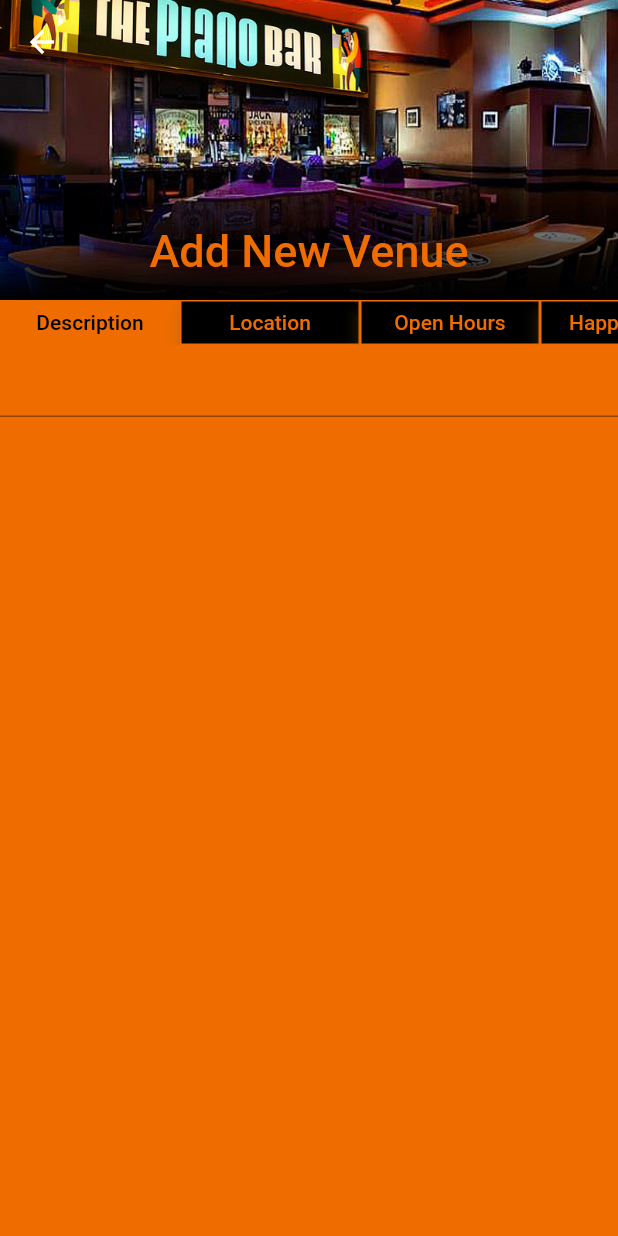
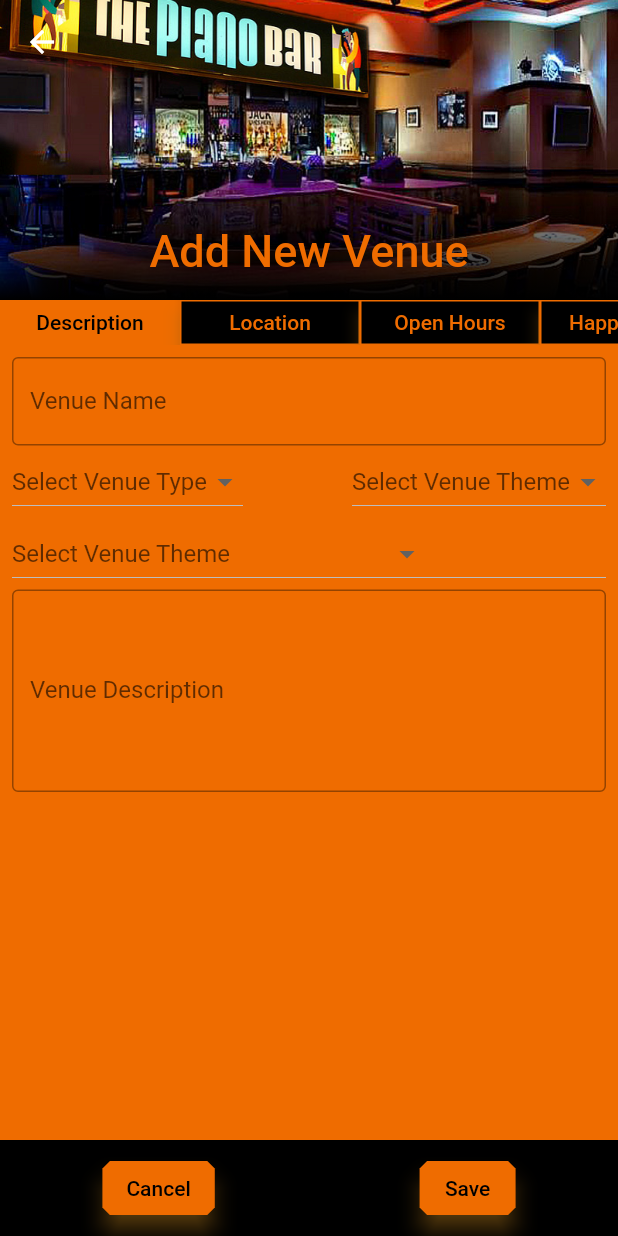
Before and after one commit to Tezza27/Bzoozle-MVP, a Flutter app: the NewVenueScreen screen opened by its route, on a phone screen of 412 x 824 dp. Run offline on Flutter 3.47's test engine with Material 2 defaults, Android fonts, the phone set to English and light mode, and no system bars; our stand-ins replace cloud_firestore, firebase_core, sliver_tools; accounts and stored records are empty.

Commit message:
New venue description fields added not active

```diff
--- /dev/null
+++ b/lib/Lists/hostBuildings.dart
@@ -0,0 +1,91 @@
+List<String> hostBuildingList = [
+  "N/A",
+  "Area15 Complex",
+  "Aria Casino",
+  "AZ Charlie's Boulder Casino",
+  "AZ Charlie's Decatur Casino",
+  "Bally's Casino",
+  "Bellagio Casino",
+  "Binion's Casino",
+  "Boulder Station Casino",
+  "Boulevard Mall",
+  "Caesars Palace Casino",
+  "California Casino",
+  "Casino Royale Casino",
+  "Circa Casino",
+  "Circus Circus Casino",
+  "Cosmopolitan Casino",
+  "Crystals mall",
+  "The Cromwell Casino",
+  "The D Casino",
+  "The District Mall",
+  "Downtown Container Park Complex",
+  "Downtown Grand Casino",
+  "Downtown Summerlin Mall",
+  "Eastside Cannery Casino",
+  "El Cortez Casino",
+  "Ellis Island Casino",
+  "Encore Casino",
+  "Excalibur Casino",
+  "Fashion Show Mall",
+  "Flamingo Casino",
+  "Forum Shops at Caesars",
+  "Four Queens Casino",
+  "Fremont Casino",
+  "Galleria Mall",
+  "Gold Coast Casino",
+  "Golden Gate Casino",
+  "Golden Nugget Casino",
+  "Grand Canal Shoppes Mall",
+  "Grand Canyon Parkway Mall",
+  "Green Valley Ranch Casino",
+  "Harrah's Casino",
+  "Harmon Corner Mall",
+  "Linq Casino",
+  "Longhorn Casino",
+  "Luxor Casino",
+  "Main Street Station Casino",
+  "M Resort Casino",
+  "Mandalay Bay Casino",
+  "Meadows Mall",
+  "MGM Grand Casino",
+  "Miracle Mile Mall",
+  "Mirage Casino",
+  "Neonopolis Complex",
+  "New York NY Casino",
+  "Orleans Casino",
+  "OYO Casino",
+  "Palace Station Casino",
+  "Palazzo Casino",
+  "Premium Outlets North Mall",
+  "Premium Outlets South Mall",
+  "The Palms Casino",
+  "Paris Casino",
+  "Park MGM Casino",
+  "Planet Hollywood Casino",
+  "Plaza Casino",
+  "Rampart Casino",
+  "Red Rock Casino",
+  "Resorts World Casino",
+  "Rio Casino",
+  "Sahara Casino",
+  "Sam's Town Casino",
+  "Santa Fe Station Casino",
+  "Shoppes at Palazzo mall",
+  "Showcase Mall",
+  "Silver Sevens Casino",
+  "Silverton Casino",
+  "Slots-a-Fun Casino",
+  "South Point Casino",
+  "Strat Casino",
+  "Suncoast Casino",
+  "Tivoli Village",
+  "Town Square Mall",
+  "Treasure Island Casino",
+  "Tropicana Casino",
+  "Tuscany Casino",
+  "Venetian Casino",
+  "Virgin Casino",
+  "Westgate Casino",
+  "Wynn Casino",
+];
--- /dev/null
+++ b/lib/Lists/venueTypeLists.dart
@@ -0,0 +1,37 @@
+List<String> venueTypeList = [
+  "Pub",
+  "Bar",
+  "Lounge",
+  "Club",
+  "Takeaway Bar",
+  "Other",
+];
+
+List<String> venueThemeList = [
+  "American",
+  "Bistro",
+  "British",
+  "Casino",
+  "Casual",
+  "Cigar",
+  "Cocktail",
+  "Country",
+  "Craft Beer",
+  "Disco",
+  "Dive",
+  "Irish",
+  "Latino",
+  "Live Music",
+  "LGBTQ+",
+  "Karaoke"
+      "Piano",
+  "Pool",
+  "Reggae",
+  "Retro",
+  "RnB",
+  "Rock",
+  "Sports",
+  "Tiki",
+  "Wine",
+  "Other",
+];
--- a/lib/Lists/venue_list.dart
+++ b/lib/Lists/venue_list.dart
@@ -2,58 +2,48 @@ import 'package:bzoozle/Models/venue.dart';
 
 List<Venue> venueList = [
   Venue(
-      venueId: "000001",
       venueName: "The Piano Bar",
       venueHostBuilding: "Harrah's",
       venueDescription:
           "Lively entertainment venue featuring a nightly duelling pianos show"),
   Venue(
-      venueId: "000002",
       venueName: "The Commonwealth",
       venueHostBuilding: "",
       venueDescription: "Classy cocktail bar with an open air rooftop bar"),
   Venue(
-      venueId: "000003",
       venueName: "Dick's Last Resort",
       venueHostBuilding: "Excalibur",
       venueDescription:
           "Bawdy fun pub where your food and drinks come with a free side order of insults and humilation."),
   Venue(
-      venueId: "000004",
       venueName: "The Front Yard",
       venueHostBuilding: "Ellis Island",
       venueDescription:
           "A two-story indoor/outdoor venue with a casual brewpub atmosphere"),
   Venue(
-      venueId: "000005",
       venueName: "Capo's",
       venueHostBuilding: "",
       venueDescription:
           "Capo's plays up its mafia theme from the moment you walk through the door. \"Whaddya want?\" says a voice behind a small window"),
   Venue(
-      venueId: "000006",
       venueName: "The Golden Tiki",
       venueHostBuilding: "",
       venueDescription:
           "This modern take on a classic tiki bar is dark, mysterious, and full of kitschy decor."),
   Venue(
-      venueId: "000007",
       venueName: "Ghost Donkey",
       venueHostBuilding: "The Cosmopolitan",
       venueDescription:
           " Agave spirits are the specialty of this \'secret\' speakeasy. Identifiable only by a single understated door with a picture of a donkey."),
   Venue(
-    venueId: "000008",
     venueName: "Yardbird Southern Kitchen & Bar",
     venueHostBuilding: "The Venetian",
   ),
   Venue(
-      venueId: "000009",
       venueName: "Artifice",
       venueDescription:
           "This classic Arts District spot is the ideal gathering place for anyone who likes \$2 PBRs, theme nights, and singing some karaoke."),
   Venue(
-      venueId: "000010",
       venueName: "XS",
       venueHostBuilding: "The Wynn",
       venueDescription:
--- a/lib/Models/venue.dart
+++ b/lib/Models/venue.dart
@@ -1,22 +1,25 @@
 class Venue {
-  final String venueId;
   final String venueName;
   final String? venueHostBuilding;
+  final String? venueType;
+  final String? venueTheme;
   final String? venueDescription;
 
   Venue(
-      {required this.venueId,
-      required this.venueName,
+      {required this.venueName,
       this.venueHostBuilding = "",
+      this.venueType,
+      this.venueTheme,
       this.venueDescription =
           "Bzoozle has never been here.  Can help by sharing a description?"});
 
 //Deconstructs a Json map to a venue object
   factory Venue.fromJson(Map<String, dynamic> json) {
     return Venue(
-      venueId: json['venueId'],
       venueName: json['venueName'],
       venueHostBuilding: json['venueHostBuilding'],
+      venueType: json['venueType'],
+      venueTheme: json['venueTheme'],
       venueDescription: json['venueDescription'],
     );
   }
@@ -24,9 +27,10 @@ class Venue {
 //Constructs a Json map from a venue object
   Map<String, dynamic> toMap() {
     return {
-      'venueId': venueId,
       'venueName': venueName,
       'venueHostBuilding': venueHostBuilding,
+      'venueType': venueType,
+      'venueTheme': venueTheme,
       'venueDescription': venueDescription
     };
   }
--- a/lib/Providers/venueProvider.dart
+++ b/lib/Providers/venueProvider.dart
@@ -1,20 +1,20 @@
 import 'package:bzoozle/Models/venue.dart';
 import 'package:bzoozle/Services/firestore_services.dart';
 import 'package:flutter/widgets.dart';
-import 'package:uuid/uuid.dart';
 
 class VenueProvider with ChangeNotifier {
   final firestoreService = FirestoreService();
-  String _venueId = "000";
   String _venueName = "Unknown";
   String? _venueHostBuilding;
+  String? _venueType;
+  String? _venueTheme;
   String? _venueDescription;
-  var uuid = Uuid();
 
   //Getters
-  String get venueId => _venueId;
   String get venueName => _venueName;
   String? get venueHostBuilding => _venueHostBuilding;
+  String? get venueType => _venueType;
+  String? get venueTheme => _venueTheme;
   String? get venueDescription => _venueDescription;
   Stream<List<Venue>> get streamVenuesList => firestoreService.getVenues();
 
@@ -29,28 +29,42 @@ class VenueProvider with ChangeNotifier {
     notifyListeners();
   }
 
+  set changeType(String value) {
+    _venueType = value;
+    notifyListeners();
+  }
+
+  set changeTheme(String value) {
+    _venueHostBuilding = value;
+    notifyListeners();
+  }
+
   set changeDescription(String value) {
     _venueDescription = value;
     notifyListeners();
   }
 
   //Methods
-  saveVenue() {
-    if (_venueId == '000') {
+  addVenue() {
     var newVenue = Venue(
       venueName: venueName,
       venueDescription: venueDescription,
+      venueType: venueType,
+      venueTheme: venueTheme,
       venueHostBuilding: venueHostBuilding,
-          venueId: uuid.v4());
-      firestoreService.saveVenue(newVenue);
-    } else {
-      var updateVenue = Venue(
+    );
+    firestoreService.addVenue(newVenue);
+  }
+
+  updateVenue() {
+    var currentVenue = Venue(
       venueName: venueName,
       venueDescription: venueDescription,
+      venueType: venueType,
+      venueTheme: venueTheme,
       venueHostBuilding: venueHostBuilding,
-          venueId: venueId);
-      firestoreService.saveVenue(updateVenue);
-    }
+    );
+    firestoreService.updateVenue(currentVenue);
   }
 
   removeVenue(String venueId) {
--- a/lib/Screens/newVenue.dart
+++ b/lib/Screens/newVenue.dart
@@ -19,7 +19,7 @@ class _NewVenueScreenState extends State<NewVenueScreen> {
       body: CustomScrollView(
         slivers: [
           SliverAppBar(
-            backgroundColor: Theme.of(context).primaryColor,
+            backgroundColor: Theme.of(context).accentColor,
             pinned: true,
             floating: true,
             snap: true,
@@ -50,6 +50,28 @@ class _NewVenueScreenState extends State<NewVenueScreen> {
           ),
           NewScrollButtonList(),
           NewContent(),
+          SliverFillRemaining(
+            hasScrollBody: false,
+            child: Align(
+              alignment: Alignment.bottomCenter,
+              child: Container(
+                color: Theme.of(context).primaryColor,
+                child: Padding(
+                  padding: const EdgeInsets.only(top: 8.0, bottom: 8.0),
+                  child: Row(
+                    mainAxisAlignment: MainAxisAlignment.spaceAround,
+                    children: <Widget>[
+                      ElevatedButton(
+                        onPressed: () {},
+                        child: Text("Cancel"),
+                      ),
+                      ElevatedButton(onPressed: () {}, child: Text("Save")),
+                    ],
+                  ),
+                ),
+              ),
+            ),
+          ),
         ],
       ),
     );
--- a/lib/Services/firestore_services.dart
+++ b/lib/Services/firestore_services.dart
@@ -3,15 +3,10 @@ import 'package:cloud_firestore/cloud_firestore.dart';
 
 class FirestoreService {
   FirebaseFirestore _db = FirebaseFirestore.instance;
-//Create or Update Venue
-  Future<void>? saveVenue(Venue venue) {
-    var options = SetOptions(
-        merge:
-            true); //ensures that any existing fields are kept in the database
-    return _db
-        .collection('venues')
-        .doc(venue.venueId)
-        .set(venue.toMap(), options);
+
+//Create Venue
+  Future<void>? addVenue(Venue venue) {
+    return _db.collection('venues').add(venue.toMap());
   }
 
 //Read Venues
@@ -20,6 +15,17 @@ class FirestoreService {
         snapshot.docs.map((doc) => Venue.fromJson(doc.data())).toList());
   }
 
+//Update Venue
+  Future<void>? updateVenue(Venue venue) {
+    //   var options = SetOptions(
+    //       merge:
+    //           true); //ensures that any existing fields are kept in the database
+    //   return _db
+    //       .collection('venues')
+    //       .doc(venue.venueId)
+    //       .set(venue.toMap(), options);
+  }
+
 // Delete venue
   Future<void> removeVenue(String venueId) {
     return _db.collection('venues').doc(venueId).delete();
--- a/lib/Widgets/newVenueScreenWidgets/newDescription.dart
+++ b/lib/Widgets/newVenueScreenWidgets/newDescription.dart
@@ -1,16 +1,105 @@
+import 'package:bzoozle/Lists/hostbuildings.dart';
+import 'package:bzoozle/Lists/venueTypeLists.dart';
 import 'package:flutter/material.dart';
 
-Widget newDescription() {
+class NewDescription extends StatefulWidget {
+  const NewDescription({Key? key}) : super(key: key);
+
+  @override
+  _NewDescriptionState createState() => _NewDescriptionState();
+}
+
+class _NewDescriptionState extends State<NewDescription> {
+  TextEditingController? venueNameController;
+  TextEditingController? venueDescriptionController;
+  String? dropdownTypeValue;
+  String? dropdownThemeValue;
+  String? dropdownHostValue;
+
+  @override
+  Widget build(BuildContext context) {
     return SingleChildScrollView(
       child: Container(
         child: Center(
+          child: Padding(
+            padding: const EdgeInsets.only(left: 8.0, right: 8.0, top: 8.0),
             child: Column(
               crossAxisAlignment: CrossAxisAlignment.stretch,
               children: [
-            TextField(),
+                Container(
+                  child: TextField(
+                    textInputAction: TextInputAction.go,
+                    controller: venueNameController,
+                    decoration: InputDecoration(
+                        border: OutlineInputBorder(), labelText: 'Venue Name'),
+                  ),
+                ),
+                Row(
+                  mainAxisAlignment: MainAxisAlignment.spaceBetween,
+                  children: <Widget>[
+                    Container(
+                      child: DropdownButton<String>(
+                        hint: Text("Select Venue Type"),
+                        items: venueTypeList.map((venueType) {
+                          return DropdownMenuItem(
+                              value: venueType, child: Text(venueType));
+                        }).toList(),
+                        onChanged: (String? newType) {
+                          setState(() {
+                            dropdownTypeValue = newType;
+                          });
+                        },
+                        value: dropdownTypeValue,
+                      ),
+                    ),
+                    Container(
+                      child: DropdownButton<String>(
+                        hint: Text("Select Venue Theme"),
+                        items: venueThemeList.map((venueTheme) {
+                          return DropdownMenuItem(
+                              value: venueTheme, child: Text(venueTheme));
+                        }).toList(),
+                        onChanged: (String? newTheme) {
+                          setState(() {
+                            dropdownThemeValue = newTheme;
+                          });
+                        },
+                        value: dropdownThemeValue,
+                      ),
+                    ),
                   ],
+                ),
+                Container(
+                  child: DropdownButton<String>(
+                    hint: Text("Select Venue Theme"),
+                    items: hostBuildingList.map((hostBuilding) {
+                      return DropdownMenuItem(
+                          value: hostBuilding, child: Text(hostBuilding));
+                    }).toList(),
+                    onChanged: (String? newHost) {
+                      setState(() {
+                        dropdownHostValue = newHost;
+                      });
+                    },
+                    value: dropdownHostValue,
+                  ),
+                ),
+                Container(
+                  child: TextFormField(
+                    textInputAction: TextInputAction.go,
+                    controller: venueDescriptionController,
+                    minLines: 5,
+                    maxLines: null,
+                    decoration: InputDecoration(
+                        border: OutlineInputBorder(),
+                        labelText: 'Venue Description'),
+                  ),
+                ),
+              ],
+            ),
           ),
         ),
       ),
     );
   }
+}
--- a/lib/Widgets/newVenueScreenWidgets/newScrollButtonList.dart
+++ b/lib/Widgets/newVenueScreenWidgets/newScrollButtonList.dart
@@ -76,7 +76,7 @@ Widget selectPage(int pageNumber) {
   Widget selectedPage;
   switch (pageNumber) {
     case 0:
-      selectedPage = newDescription();
+      selectedPage = NewDescription();
       break;
     case 1:
       selectedPage = newLocation();
```
Also changed, not shown: pubspec.lock. Lines whose indentation alone changed are shown as unchanged.
